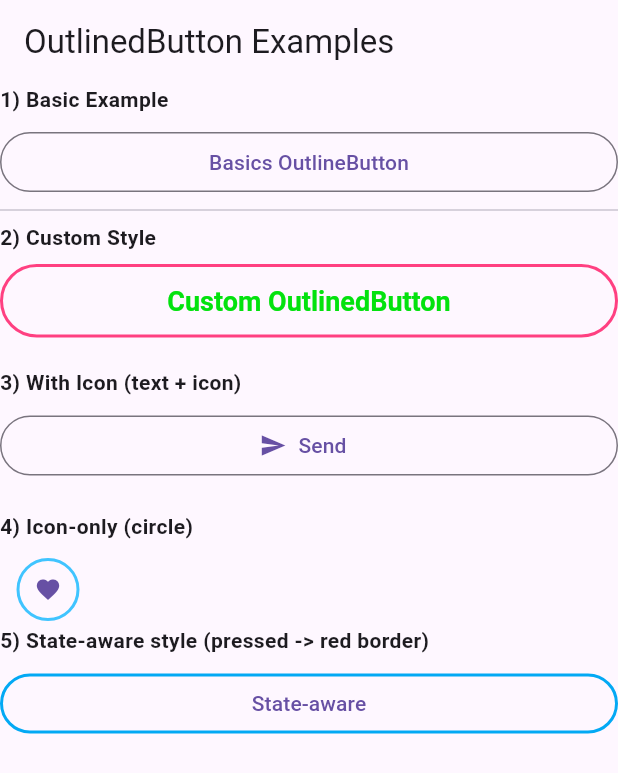
After one commit to niloymamun/flutter-widget, a Flutter app: the OutlinedButtonDemo screen opened directly, on a phone screen of 412 x 824 dp. The commit adds this screen. Shown: the top 773 px of the screen. Run offline on Flutter 3.47's test engine with Material 3 defaults, Android fonts, the phone set to English and light mode, and no system bars.

Commit message:
add ouline  button style

```diff
--- a/lib/button/elevated_button.dart
+++ b/lib/button/elevated_button.dart
@@ -28,6 +28,8 @@ class MyApp extends StatelessWidget {
 }
 
 class DemoPage extends StatefulWidget {
+  const DemoPage({super.key});
+
   @override
   // ignore: library_private_types_in_public_api
   _DemoPageState createState() => _DemoPageState();
--- /dev/null
+++ b/lib/button/outlined_button.dart
@@ -0,0 +1,114 @@
+import 'package:flutter/material.dart';
+
+void main() => runApp(const MyApp());
+
+class MyApp extends StatelessWidget {
+  const MyApp({super.key});
+  @override
+  Widget build(BuildContext context) {
+    return MaterialApp(
+      title: 'OutlinedButton Demo',
+
+      home: const OutlinedButtonDemo(),
+    );
+  }
+}
+
+class OutlinedButtonDemo extends StatelessWidget {
+  const OutlinedButtonDemo({super.key});
+
+  @override
+  Widget build(BuildContext context) {
+    return Scaffold(
+      appBar: AppBar(title: const Text('OutlinedButton Examples')),
+      body: Column(
+        crossAxisAlignment: CrossAxisAlignment.stretch,
+        children: [
+          Text(
+            '1) Basic Example',
+            style: TextStyle(fontWeight: FontWeight.bold),
+          ),
+          const SizedBox(height: 8),
+          // Basics example
+          OutlinedButton(onPressed: () {}, child: Text('Basics OutlineButton')),
+          Divider(),
+          const Text(
+            '2) Custom Style',
+            style: TextStyle(fontWeight: FontWeight.bold),
+          ),
+          const SizedBox(height: 8),
+
+          OutlinedButton(
+            onPressed: () {},
+            style: OutlinedButton.styleFrom(
+              side: BorderSide(color: Colors.pinkAccent, width: 2),
+              shape: StadiumBorder(),
+              padding: EdgeInsets.symmetric(horizontal: 24, vertical: 14),
+              foregroundColor: const Color.fromARGB(255, 3, 226, 14),
+              textStyle: TextStyle(
+                color: Colors.white,
+                fontSize: 18,
+                fontWeight: FontWeight.bold,
+              ),
+            ),
+
+            child: Text('Custom OutlinedButton'),
+          ),
+          const SizedBox(height: 20),
+          const Text(
+            '3) With Icon (text + icon)',
+            style: TextStyle(fontWeight: FontWeight.bold),
+          ),
+          const SizedBox(height: 8),
+
+          OutlinedButton.icon(
+            onPressed: () {},
+            icon: Icon(Icons.send),
+            label: Text('Send'),
+          ),
+          const SizedBox(height: 20),
+          const Text(
+            '4) Icon-only (circle)',
+            style: TextStyle(fontWeight: FontWeight.bold),
+          ),
+          const SizedBox(height: 8),
+
+          // disabled example with circleBorder
+          Row(
+            children: [
+              OutlinedButton(
+                onPressed: () {},
+                style: OutlinedButton.styleFrom(
+                  shape: CircleBorder(),
+                  padding: EdgeInsets.all(12),
+                  side: BorderSide(width: 2, color: Colors.lightBlueAccent),
+                ),
+                child: Icon(Icons.favorite),
+              ),
+            ],
+          ),
+
+          const Text(
+            '5) State-aware style (pressed -> red border)',
+            style: TextStyle(fontWeight: FontWeight.bold),
+          ),
+          const SizedBox(height: 8),
+
+          OutlinedButton(
+            onPressed: () {},
+            style: ButtonStyle(
+              side: WidgetStateProperty.resolveWith<BorderSide>((states) {
+                if (states.contains(WidgetState.pressed)) {
+                  return BorderSide(color: Colors.red, width: 3);
+                }
+                return BorderSide(color: Colors.lightBlue, width: 2);
+              }),
+            ),
+
+            child: Text('State-aware'),
+          ),
+        ],
+      ),
+    );
+  }
+}
--- a/lib/example_video.dart
+++ b/lib/example_video.dart
@@ -1,119 +1,136 @@
-// lib/main.dart
 import 'package:flutter/material.dart';
 
-void main() => runApp(MyApp());
+void main() => runApp(const MyApp());
 
 class MyApp extends StatelessWidget {
   const MyApp({super.key});
-
   @override
   Widget build(BuildContext context) {
     return MaterialApp(
-      title: 'TextButton Demo',
+      title: 'OutlinedButton Demo',
       theme: ThemeData(
         primarySwatch: Colors.blue,
-        textButtonTheme: TextButtonThemeData(
-          // অ্যাপ-লেভেল টেক্সটবাটন থিম (optional)
-          style: TextButton.styleFrom(
-            foregroundColor: Colors.deepPurple,
-            padding: EdgeInsets.symmetric(horizontal: 16, vertical: 12),
+        outlinedButtonTheme: OutlinedButtonThemeData(
+          style: OutlinedButton.styleFrom(
+            foregroundColor: Colors.blue,
+            side: const BorderSide(color: Colors.blue),
+            shape: RoundedRectangleBorder(
+              borderRadius: BorderRadius.circular(8),
+            ),
           ),
         ),
       ),
-      home: TextButtonDemoPage(),
-      debugShowCheckedModeBanner: false,
+      home: const OutlinedButtonDemo(),
     );
   }
 }
 
-class TextButtonDemoPage extends StatelessWidget {
-  const TextButtonDemoPage({super.key});
+class OutlinedButtonDemo extends StatelessWidget {
+  const OutlinedButtonDemo({super.key});
 
   @override
   Widget build(BuildContext context) {
     return Scaffold(
-      appBar: AppBar(title: Text('TextButton: Live Examples')),
+      appBar: AppBar(title: const Text('OutlinedButton Examples')),
       body: SingleChildScrollView(
-        padding: EdgeInsets.all(16),
+        padding: const EdgeInsets.all(16),
         child: Column(
-          crossAxisAlignment: CrossAxisAlignment.start,
+          crossAxisAlignment: CrossAxisAlignment.stretch,
           children: [
-            Text(
-              '1) Default TextButton',
-              style: Theme.of(context).textTheme.titleMedium,
+            const Text(
+              '1) Basic Example',
+              style: TextStyle(fontWeight: FontWeight.bold),
             ),
-            SizedBox(height: 8),
-            TextButton(onPressed: () {}, child: Text('Default TextButton')),
-
-            Divider(),
-
-            Text(
-              '2) TextButton.icon (Icon + Label)',
-              style: Theme.of(context).textTheme.titleMedium,
-            ),
-            SizedBox(height: 8),
-            TextButton.icon(
+            const SizedBox(height: 8),
+            OutlinedButton(
               onPressed: () {},
-              icon: Icon(Icons.thumb_up_alt_outlined),
-              label: Text('Like'),
+              child: const Text('Basic OutlinedButton'),
             ),
 
-            Divider(),
-
-            Text(
-              '3) Styled with TextButton.styleFrom (background + foreground)',
-              style: Theme.of(context).textTheme.titleMedium,
+            const SizedBox(height: 20),
+            const Text(
+              '2) Custom Style',
+              style: TextStyle(fontWeight: FontWeight.bold),
             ),
-            SizedBox(height: 8),
-            TextButton(
-              onPressed: () {},
-              style: TextButton.styleFrom(
-                backgroundColor: Colors.blue, // gives a filled look (optional)
-                foregroundColor: Colors.white, // text/icon color
-                padding: EdgeInsets.symmetric(horizontal: 20, vertical: 14),
-                textStyle: TextStyle(fontSize: 16, fontWeight: FontWeight.w600),
-                shape: RoundedRectangleBorder(
-                  borderRadius: BorderRadius.circular(8),
+            const SizedBox(height: 8),
+            OutlinedButton(
+              onPressed: () => {},
+              style: OutlinedButton.styleFrom(
+                side: const BorderSide(color: Colors.green, width: 2),
+                shape: const StadiumBorder(),
+                padding: const EdgeInsets.symmetric(
+                  vertical: 14,
+                  horizontal: 24,
+                ),
+                foregroundColor: Colors.green,
+                textStyle: const TextStyle(
+                  fontSize: 16,
+                  fontWeight: FontWeight.bold,
                 ),
               ),
-              child: Text('Styled Button'),
+              child: const Text('Custom OutlinedButton'),
             ),
 
-            Divider(),
-
-            Text(
-              '4) Disabled TextButton (onPressed: null)',
-              style: Theme.of(context).textTheme.titleMedium,
+            const SizedBox(height: 20),
+            const Text(
+              '3) With Icon (text + icon)',
+              style: TextStyle(fontWeight: FontWeight.bold),
             ),
-            SizedBox(height: 8),
-            TextButton(
-              onPressed: null, // disabled
-              child: Text('Disabled Button'),
+            const SizedBox(height: 8),
+            OutlinedButton.icon(
+              onPressed: () => {},
+              icon: const Icon(Icons.send),
+              label: const Text('Send'),
             ),
 
-            Divider(),
-
-            Text(
-              '6) Comparison: TextButton vs ElevatedButton',
-              style: Theme.of(context).textTheme.titleMedium,
+            const SizedBox(height: 20),
+            const Text(
+              '4) Icon-only (circle)',
+              style: TextStyle(fontWeight: FontWeight.bold),
             ),
-            SizedBox(height: 8),
+            const SizedBox(height: 8),
+            // disabled example with circleBorder
             Row(
               children: [
-                Expanded(
-                  child: TextButton(
-                    onPressed: () {},
-                    child: Text('TextButton'),
+                OutlinedButton(
+                  onPressed: () => {},
+                  style: OutlinedButton.styleFrom(
+                    shape: const CircleBorder(),
+                    padding: const EdgeInsets.all(12),
+                    side: const BorderSide(width: 2, color: Colors.purple),
                   ),
+                  child: const Icon(Icons.favorite),
                 ),
-                SizedBox(width: 12),
-                Expanded(
-                  child: ElevatedButton(
-                    onPressed: () {},
-                    child: Text('ElevatedButton'),
-                  ),
+                const SizedBox(width: 12),
+                OutlinedButton(
+                  onPressed: null, // disabled example
+                  child: const Text('Disabled'),
                 ),
               ],
+            ),
+
+            const SizedBox(height: 20),
+            const Text(
+              '5) State-aware style (pressed -> red border)',
+              style: TextStyle(fontWeight: FontWeight.bold),
+            ),
+            const SizedBox(height: 8),
+            OutlinedButton(
+              onPressed: () => {},
+              style: ButtonStyle(
+                side: WidgetStateProperty.resolveWith<BorderSide>((states) {
+                  // states is a Set<WidgetState>
+                  if (states.contains(WidgetState.pressed)) {
+                    return const BorderSide(color: Colors.red, width: 3);
+                  }
+                  return const BorderSide(
+                    color: Color.fromARGB(255, 3, 96, 218),
+                    width: 2,
+                  );
+                }),
+              ),
+
+              child: const Text('State-aware'),
             ),
           ],
         ),
```
Also changed, not shown: lib/button_example.dart (+10 -6 lines).
